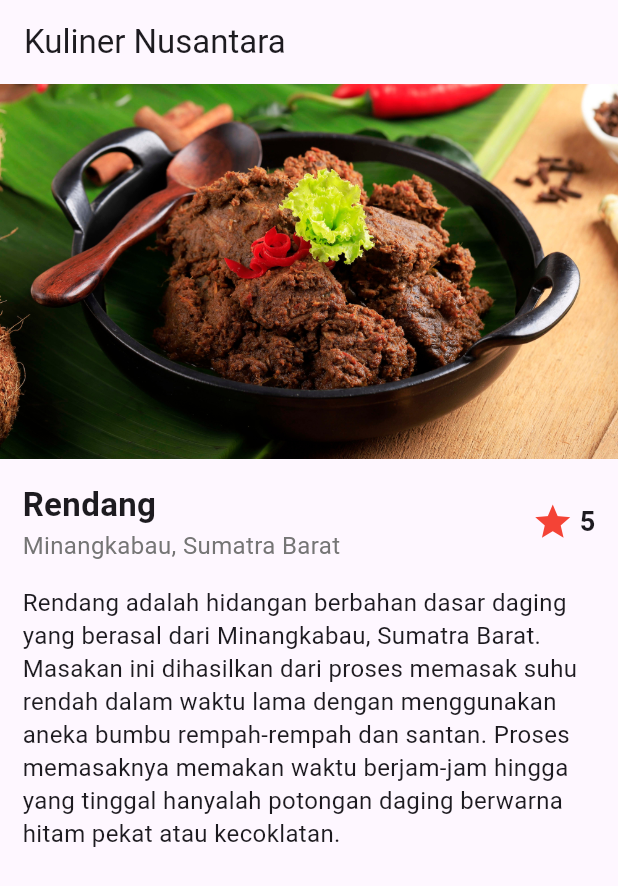
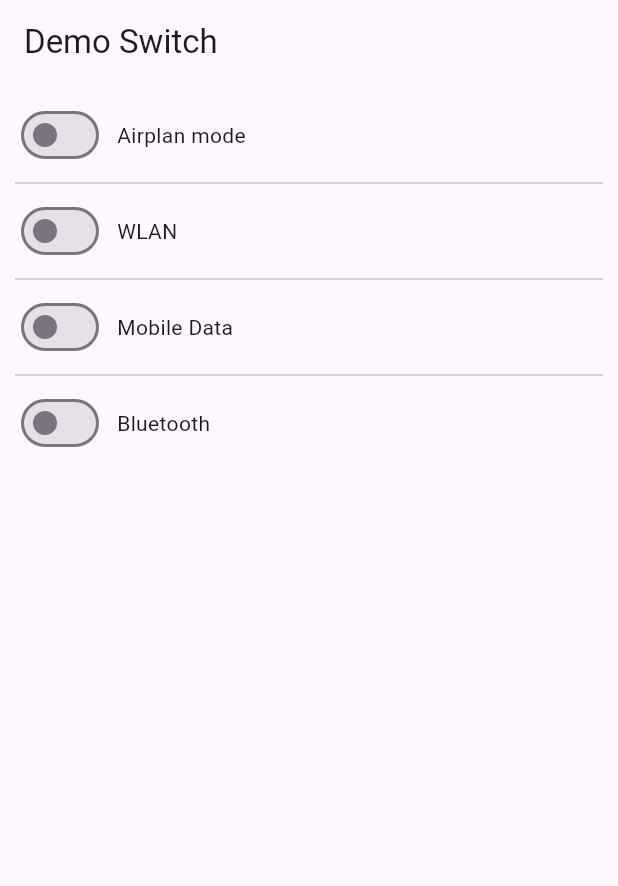
Before and after one commit to NadSha05/aplikasi_helloworld, a Flutter app: the screen it shows after launch, on a phone screen of 412 x 824 dp. Shown: the top 886 px of the screen. Run offline on Flutter 3.47's test engine with Material 3 defaults, Android fonts, the phone set to English and light mode, and no system bars.

Commit message:
Update seluruh file latihan Flutter lengkap

```diff
--- /dev/null
+++ b/lib/antarmuka_date_picker.dart
@@ -0,0 +1,68 @@
+import 'package:flutter/material.dart';
+
+void main()=>runApp(MyApp());
+
+class MyApp extends StatelessWidget{
+  const MyApp({super.key});
+
+  @override
+  Widget build(BuildContext context){
+    return MaterialApp(
+      title: 'Demo Flutter',
+      theme: ThemeData(
+        primarySwatch: Colors.blue,
+      ),
+      home: Home(),
+    );
+  }
+}
+
+class Home extends StatefulWidget{
+  const Home({super.key});
+
+  @override
+  HomeState createState()=>HomeState();
+}
+
+class HomeState extends State<Home>{
+  DateTime date = DateTime.now();
+
+  Future<void> selectDate(BuildContext context) async{
+    final DateTime? selected = await showDatePicker(
+      context: context,
+      initialDate: date,
+      firstDate: DateTime(2000),
+      lastDate: DateTime(2030)
+    );
+
+    if (selected!=null && selected!=date){
+      setState(() {
+        date = selected;
+      });
+    }
+  }
+
+  @override
+  Widget build(BuildContext context){
+    return Scaffold(
+      appBar: AppBar(
+        title: Text('Demo showDatePicker()'),
+      ),
+
+      body: Center( // Ditambahkan Center agar berada di tengah layar
+        child: Container(
+          padding: EdgeInsets.all(30.0),
+          child: Column(
+            mainAxisAlignment: MainAxisAlignment.center, // Mengatur posisi vertikal di tengah
+            crossAxisAlignment: CrossAxisAlignment.center, // Mengatur posisi horizontal di tengah
+            children: <Widget>[
+              Text('Tanggal yang dipilih : ${date.toString()}'),
+              SizedBox(height: 10), // Opsional: jarak sedikit agar tombol tidak terlalu nempel dengan teks
+              ElevatedButton(onPressed: (){selectDate(context);}, child: Text('Pilih Tanggal')),
+            ],
+          ),
+        ),
+      ),
+    );
+  }
+}
--- /dev/null
+++ b/lib/antarmuka_slider.dart
@@ -0,0 +1,58 @@
+import 'package:flutter/material.dart';
+
+void main()=>runApp(MyApp());
+
+class MyApp extends StatelessWidget{
+  const MyApp({super.key});
+
+  @override
+  Widget build(BuildContext context){
+    return MaterialApp(
+      title: 'Demo Flutter',
+      theme: ThemeData(
+        primarySwatch: Colors.blue,
+      ),
+      home: Home(),
+    );
+  }
+}
+
+class Home extends StatefulWidget{
+  const Home({super.key});
+
+  @override
+  HomeState createState()=>HomeState();
+}
+
+class HomeState extends State<Home>{
+  double sliderValue = 0.0;
+
+  void onChanged(double value){
+    setState(() {
+      sliderValue = value;
+    });
+  }
+
+  @override
+  Widget build(BuildContext context){
+    return Scaffold(
+      appBar: AppBar(
+        title: Text('Demo Slider'),
+      ),
+      body: Container(
+        padding: EdgeInsets.all(30.0),
+        child: Column(
+          children: <Widget>[
+            Text('Nilai aktif: ${sliderValue.round()}'), // Tanda kurung berlebih ')' dihilangkan di sini
+            Slider(
+              min: 0.0,
+              max: 100.0,
+              value: sliderValue,
+              onChanged: (double value){onChanged(value);},
+            ),
+          ],
+        ),
+      ),
+    );
+  }
+}
--- a/lib/main.dart
+++ b/lib/main.dart
@@ -2,13 +2,12 @@ import 'package:flutter/material.dart';
 
 void main() => runApp(const MyApp());
 
-class MyApp extends StatelessWidget {
+class MyApp extends StatelessWidget{
   const MyApp({super.key});
 
   @override
   Widget build(BuildContext context) {
     return MaterialApp(
-      debugShowCheckedModeBanner: false,
       title: 'Demo Flutter',
       theme: ThemeData(
         primarySwatch: Colors.blue,
@@ -18,84 +17,109 @@ class MyApp extends StatelessWidget {
   }
 }
 
-class Home extends StatelessWidget {
-  final String title = 'Rendang';
-  final String location = 'Minangkabau, Sumatra Barat';
-  final String description =
-      "Rendang adalah hidangan berbahan dasar daging yang berasal dari Minangkabau, Sumatra Barat. Masakan ini dihasilkan dari proses memasak suhu rendah dalam waktu lama dengan menggunakan aneka bumbu rempah-rempah dan santan. Proses memasaknya memakan waktu berjam-jam hingga yang tinggal hanyalah potongan daging berwarna hitam pekat atau kecoklatan.";
-
+class Home extends StatefulWidget{
   const Home({super.key});
 
   @override
-  Widget build(BuildContext context) {
+  HomeState createState()=>HomeState();
+}
+
+class HomeState extends State<Home>{
+  final List<String> settings = ['Airplan mode','WLAN','Mobile Data','Bluetooth'];
+  List<bool> settingValues = [false,false,false,false];
+
+  void onSwitch1Changed(bool value){
+    setState(() {
+      settingValues[0] = value;
+    });
+    print(settingValues);
+  }
+
+  void onSwitch2Changed(bool value){
+    setState(() {
+      settingValues[1] = value;
+    });
+    print(settingValues);
+  }
+
+  void onSwitch3Changed(bool value){
+    setState(() {
+      settingValues[2] = value;
+    });
+    print(settingValues);
+  }
+
+  void onSwitch4Changed(bool value){
+    setState(() {
+      settingValues[3] = value;
+    });
+    print(settingValues);
+  }
+
+  @override
+  Widget build(BuildContext context){
     return Scaffold(
       appBar: AppBar(
-        title: const Text('Kuliner Nusantara'),
+        title: Text('Demo Switch'),
       ),
-      body: ListView(
-        children: <Widget>[
-          Image.asset(
-            'images/rendang.jpg',
-            height: 250.0,
-            width: double.infinity,
-            fit: BoxFit.cover,
-          ),
-          const SizedBox(height: 15.0),
-          Padding(
-            padding: const EdgeInsets.symmetric(horizontal: 15.0),
-            child: Row(
+
+      body: Container(
+        padding: EdgeInsets.all(10.0),
+        child: ListView(
+          children: <Widget>[
+            Row(
               children: <Widget>[
-                // Expanded membuat area judul mengambil sisa ruang yang ada secara fleksibel
-                Expanded(
-                  child: Column(
-                    crossAxisAlignment: CrossAxisAlignment.start,
-                    children: <Widget>[
-                      Text(
-                        title,
-                        style: const TextStyle(
-                          fontSize: 22.0,
-                          fontWeight: FontWeight.bold,
-                        ),
-                      ),
-                      Text(
-                        location,
-                        style: TextStyle(
-                          color: Colors.grey[600],
-                          fontSize: 16.0,
-                        ),
-                      ),
-                    ],
-                  ),
+                Switch(
+                  value: settingValues[0],
+                  onChanged: (bool value){
+                    onSwitch1Changed(value);
+                  },
                 ),
-                // Ikon Star dan Angka Rating di posisi paling kanan
-                const Icon(
-                  Icons.star,
-                  size: 28.0,
-                  color: Colors.red,
-                ),
-                const SizedBox(width: 4.0),
-                const Text(
-                  '5',
-                  style: TextStyle(
-                    fontSize: 18.0,
-                    fontWeight: FontWeight.bold,
-                  ),
-                ),
+                Container(width: 8.0,),
+                Text(settings[0]),
               ],
             ),
-          ),
-          Container(
-            padding: const EdgeInsets.all(15.0),
-            child: Text(
-              description,
-              style: const TextStyle(
-                fontSize: 16.0,
-                height: 1.4, // Menambahkan jarak antar baris teks agar lebih enak dibaca
-              ),
-              softWrap: true,
+            Divider(),
+            Row(
+              children: <Widget>[
+                Switch(
+                  value: settingValues[1],
+                  onChanged: (bool value){
+                    onSwitch2Changed(value);
+                  },
+                ),
+                Container(width: 8.0,),
+                Text(settings[1]),
+              ],
             ),
-          ),
-        ],
+            Divider(),
+            Row(
+              children: <Widget>[
+                Switch(
+                  value: settingValues[2],
+                  onChanged: (bool value){
+                    onSwitch3Changed(value);
+                  },
+                ),
+                Container(width: 8.0,),
+                Text(settings[2]),
+              ],
+            ),
+            Divider(),
+            Row(
+              children: <Widget>[
+                Switch(
+                  value: settingValues[3],
+                  onChanged: (bool value){
+                    onSwitch4Changed(value); // Diperbaiki dari onSwitch1Changed menjadi onSwitch4Changed
+                  },
+                ),
+                Container(width: 8.0,),
+                Text(settings[3]),
+              ],
+            ),
+          ],
+        ),
       ),
     );
   }
```
Also changed, not shown: lib/antarmuka_swicth.dart (added, +126 -0 lines), lib/antarmuka_switch_list.dart (added, +101 -0 lines), lib/images2.dart (+93 -69 lines), 1 other file.
